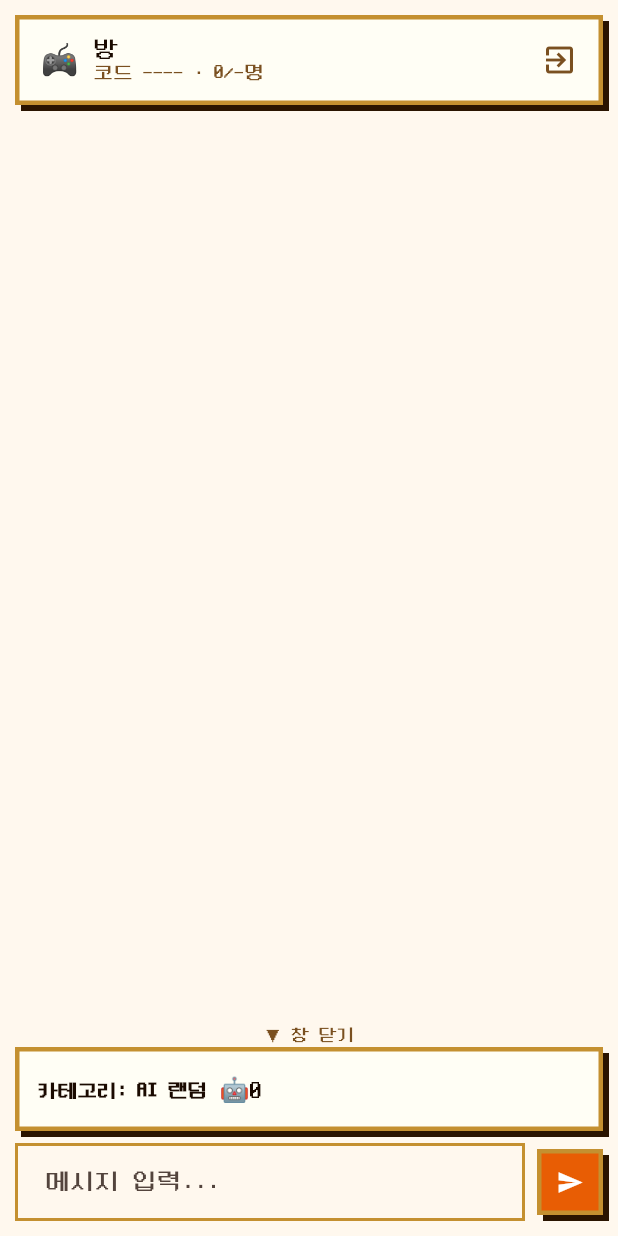
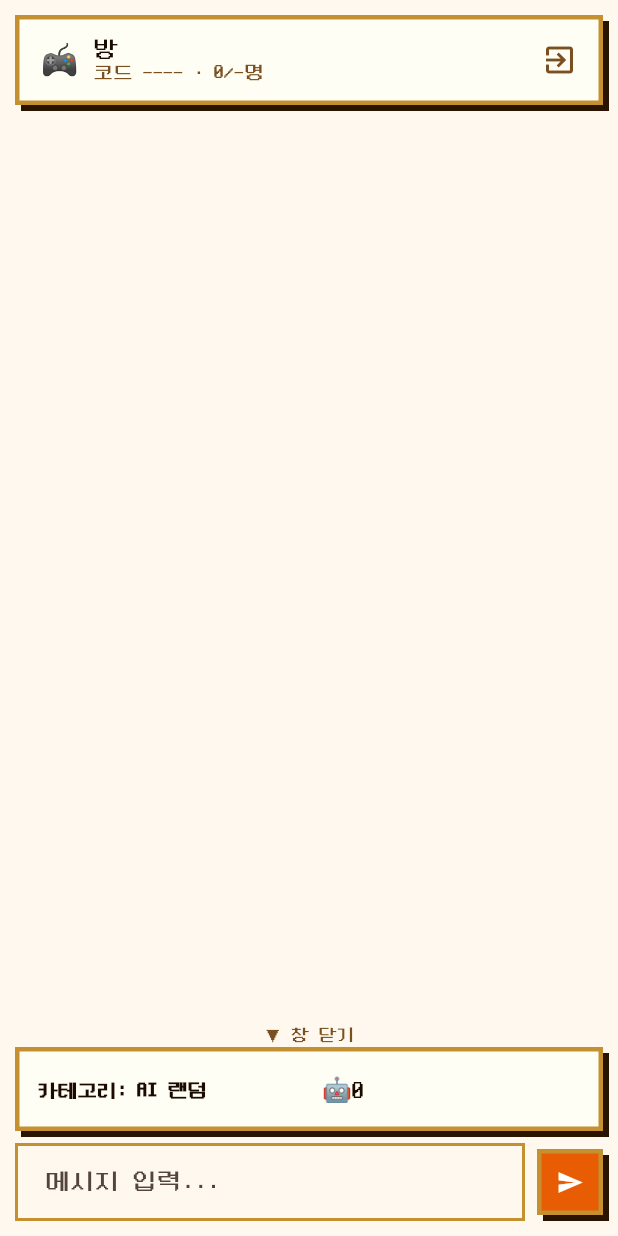
Before and after one commit to madcamp-official/26s-w2-c3-06, a Flutter app: the RoomScreen screen opened directly, on a phone screen of 412 x 824 dp. Run offline on Flutter 3.47's test engine with Material 3 defaults, Android fonts, the light colour scheme and no system bars; our stand-ins replace firebase_auth, firebase_core, firebase_storage, flutter_riverpod, google_sign_in, image_picker and 2 more; accounts and stored records are empty; network calls fail.

Commit message:
fix: 모바일 비방장 대기화면에서 봇 수를 카테고리·준비 버튼 사이 중간으로 조정

```diff
--- a/frontend/lib/screens/room/room_screen.dart
+++ b/frontend/lib/screens/room/room_screen.dart
@@ -1547,13 +1547,14 @@ class _RoomScreenState extends ConsumerState<RoomScreen> {
                       overflow: TextOverflow.ellipsis,
                     ),
                   ),
-                  const SizedBox(width: 8),
-                  Text('🤖$botCount', style: PixelFont.title(fontSize: 16, color: AppColors.foreground)),
-                  // 카테고리·봇 수는 왼쪽에 붙여 두고, 남는 공간은 이 뒤(준비 버튼 앞)로 몰아
-                  // 봇 수가 버튼 쪽에 치우쳐 보이지 않고 카테고리 바로 옆에 붙어 보이게 한다.
-                  const Spacer(),
+                  // 봇 수를 카테고리와 준비 버튼 사이 남는 공간 한가운데에 둔다 — 카테고리에
+                  // 바짝 붙지도, 버튼에 바짝 붙지도 않게.
+                  Expanded(
+                    child: Center(
+                      child: Text('🤖$botCount', style: PixelFont.title(fontSize: 16, color: AppColors.foreground)),
+                    ),
+                  ),
                   if (me != null) ...[
-                    const SizedBox(width: 8),
                     AppButton(
                       label: me.isReady ? '준비완료 ✓' : '준비하기',
                       variant: me.isReady ? AppButtonVariant.outlined : AppButtonVariant.primary,
```
